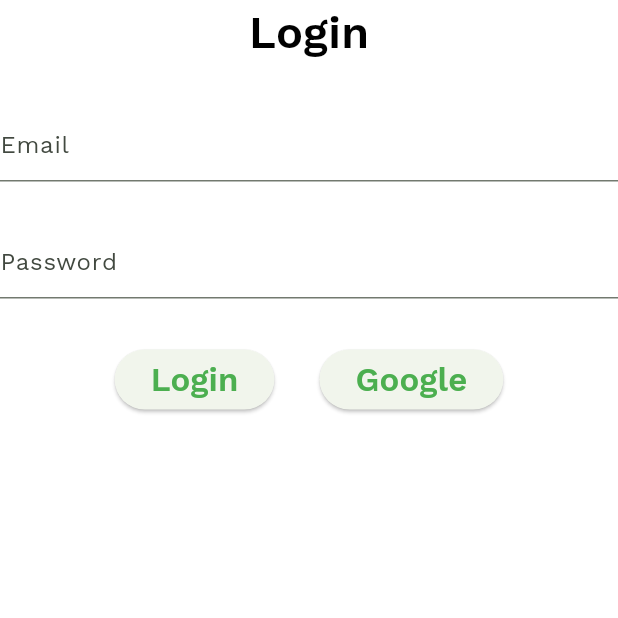
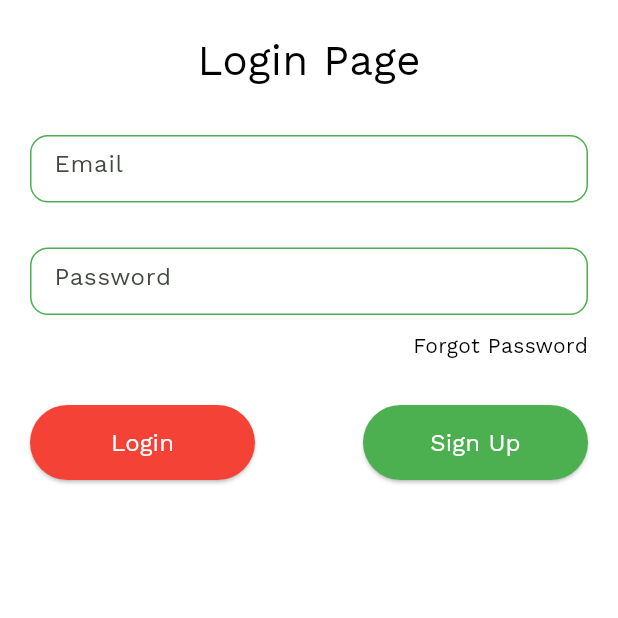
Before and after one commit to venkydevelop/Training_Class_Concepts, a Flutter app: the screen it shows after launch, on a phone screen of 412 x 824 dp, the top half of it. Run offline on Flutter 3.47's test engine with Material 3 defaults, Android fonts, the phone set to English and light mode, and no system bars.

Commit message:
MultiLayout and Shapes

```diff
--- /dev/null
+++ b/lib/components/customTextFiled.dart
@@ -0,0 +1,29 @@
+import 'package:flutter/material.dart';
+
+class CustomTextField extends StatelessWidget {
+  const CustomTextField({super.key, required this.hintLabel});
+
+  final String hintLabel;
+
+  @override
+  Widget build(BuildContext context) {
+    return SizedBox(
+        width: double.infinity,
+        height: 45,
+        child: TextField(
+          decoration: InputDecoration(
+              hintText: hintLabel,
+              // fillColor: Colors.red,
+              // filled: true,
+              border: OutlineInputBorder(
+                  borderRadius: BorderRadius.circular(12),
+                  borderSide: const BorderSide(color: Colors.black)),
+              focusedBorder: OutlineInputBorder(
+                  borderRadius: BorderRadius.circular(12),
+                  borderSide: const BorderSide(color: Colors.red)),
+              enabledBorder: OutlineInputBorder(
+                  borderRadius: BorderRadius.circular(12),
+                  borderSide: const BorderSide(color: Colors.green))),
+        ));
+  }
+}
--- /dev/null
+++ b/lib/flutter/multilayout_example.dart
@@ -0,0 +1,84 @@
+import 'package:flutter/material.dart';
+import 'package:training_session/components/customTextFiled.dart';
+
+class MultilayoutExample extends StatelessWidget {
+  const MultilayoutExample({super.key});
+
+  @override
+  Widget build(BuildContext context) {
+    return Scaffold(
+      backgroundColor: Colors.white,
+      body: SafeArea(
+        top: true,
+        child: Padding(
+          padding: const EdgeInsets.only(left: 20.0, right: 20, top: 20),
+          child: Column(
+            crossAxisAlignment: CrossAxisAlignment.start,
+            children: [
+              Center(
+                child: Text("Login Page",
+                    style: TextStyle(
+                        fontSize: 28,
+                        fontWeight: FontWeight.w500,
+                        color: Colors.black)),
+              ),
+              SizedBox(height: 30),
+              CustomTextField(hintLabel: "Email"),
+              SizedBox(height: 30),
+              CustomTextField(hintLabel: "Password"),
+              SizedBox(height: 10),
+              Row(
+                mainAxisAlignment: MainAxisAlignment.end,
+                children: [
+                  Text("Forgot Password",
+                      style: TextStyle(
+                          fontSize: 14,
+                          fontWeight: FontWeight.w500,
+                          color: Colors.black)),
+                ],
+              ),
+              SizedBox(height: 30),
+              Row(
+                mainAxisAlignment: MainAxisAlignment.spaceBetween,
+                children: [
+                  SizedBox(
+                    height: 50,
+                    width: 150,
+                    child: ElevatedButton(
+                      style:
+                          ElevatedButton.styleFrom(backgroundColor: Colors.red),
+                      onPressed: () {},
+                      child: Text(
+                        "Login",
+                        style: TextStyle(
+                            color: Colors.white,
+                            fontWeight: FontWeight.w500,
+                            fontSize: 16),
+                      ),
+                    ),
+                  ),
+                  SizedBox(
+                    height: 50,
+                    width: 150,
+                    child: ElevatedButton(
+                      style: ElevatedButton.styleFrom(
+                          backgroundColor: Colors.green),
+                      onPressed: () {},
+                      child: Text(
+                        "Sign Up",
+                        style: TextStyle(
+                            color: Colors.white,
+                            fontWeight: FontWeight.w500,
+                            fontSize: 16),
+                      ),
+                    ),
+                  ),
+                ],
+              )
+            ],
+          ),
+        ),
+      ),
+    );
+  }
+}
--- a/lib/main.dart
+++ b/lib/main.dart
@@ -1,5 +1,6 @@
 import 'package:flutter/material.dart';
-import 'package:training_session/flutter/layout_example.dart';
+
+import 'flutter/multilayout_example.dart';
 
 void main() {
   runApp(const MyApp());
@@ -17,7 +18,7 @@ class MyApp extends StatelessWidget {
           colorScheme: ColorScheme.fromSeed(seedColor: Colors.green),
           useMaterial3: true,
           fontFamily: "WorkSans"),
-      home: const LayoutExample(),
+      home: const MultilayoutExample(),
     );
   }
 }
```
Also changed, not shown: lib/flutter/shapes.dart (added, +80 -0 lines).
